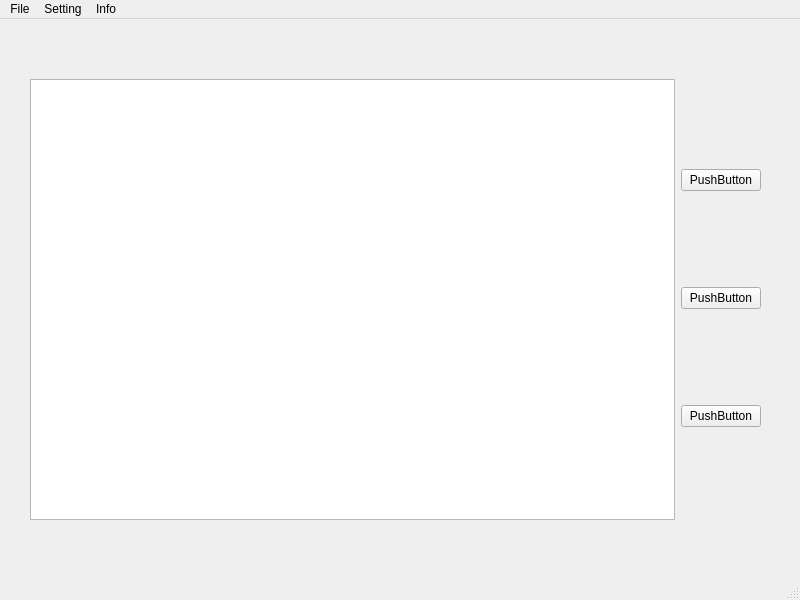
Before: the Qt Designer form forms/test.ui in QuandisS/Physics_Project, drawn with Qt 5.
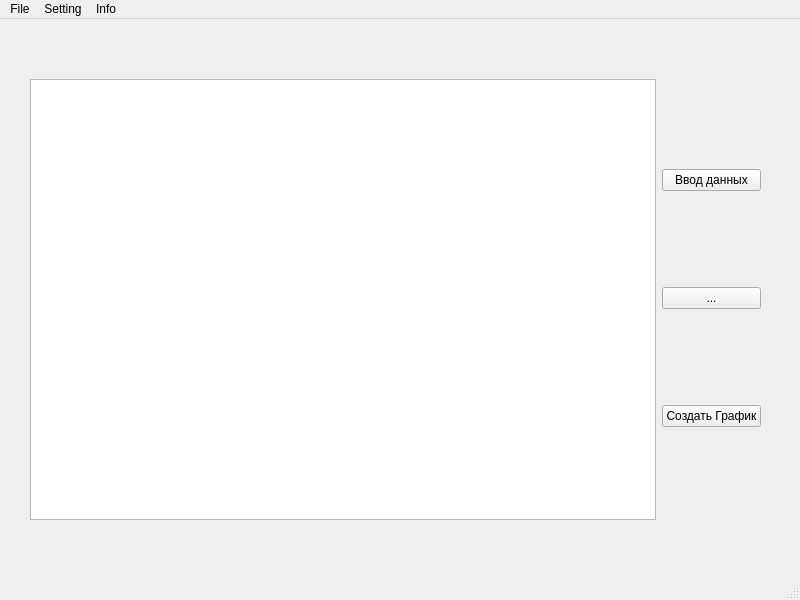
After: the same form once the commit is applied.

What changed in the file:
```diff
--- a/forms/test.ui
+++ b/forms/test.ui
@@ -32,21 +32,21 @@
        <item>
         <widget class="QPushButton" name="pushButton_6">
          <property name="text">
-          <string>PushButton</string>
+          <string>Ввод данных</string>
          </property>
         </widget>
        </item>
        <item>
         <widget class="QPushButton" name="pushButton_7">
          <property name="text">
-          <string>PushButton</string>
+          <string>...</string>
          </property>
         </widget>
        </item>
        <item>
         <widget class="QPushButton" name="pushButton_5">
          <property name="text">
-          <string>PushButton</string>
+          <string>Создать График</string>
          </property>
         </widget>
        </item>
```
Left out of the diff: 50 changed lines with no effect on the pictures.
